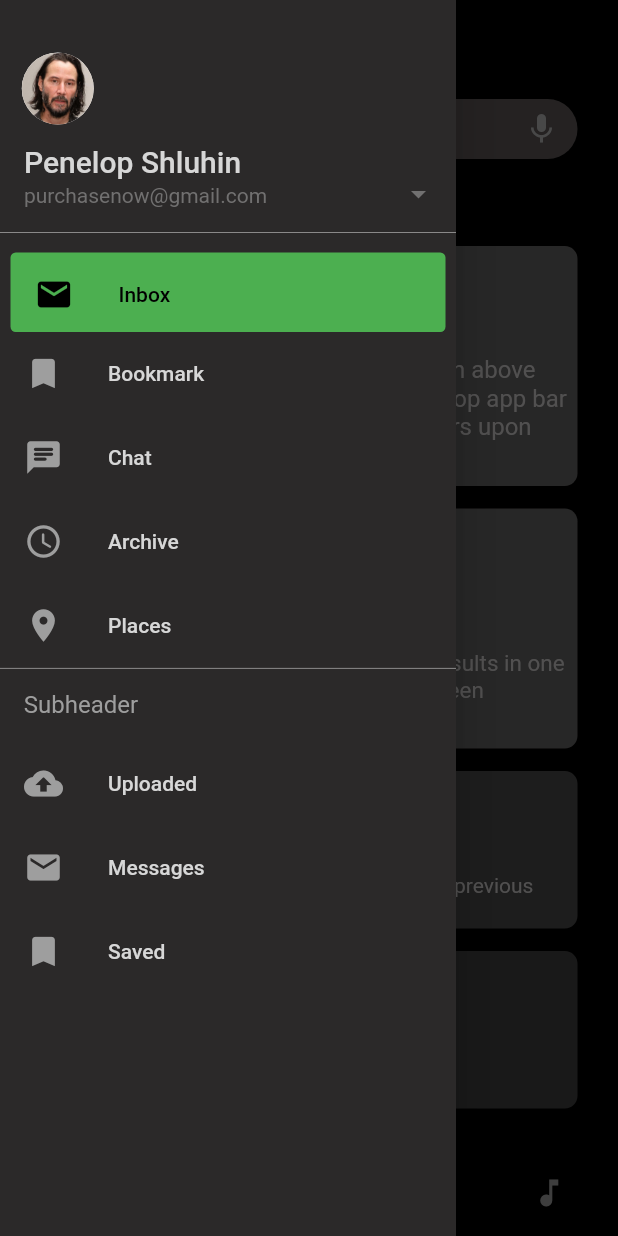
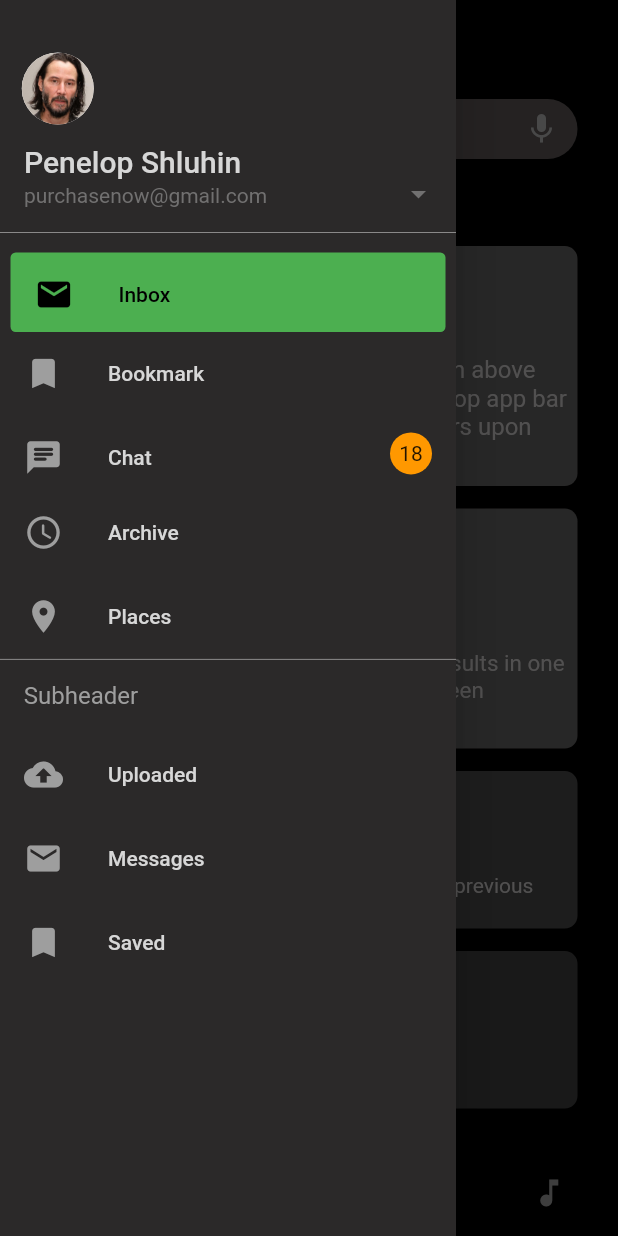
Before and after one commit to Nura1i/exam_app, a Flutter app: the screen it shows after launch, with the side drawer open, on a phone screen of 412 x 824 dp. Run offline on Flutter 3.47's test engine with Material 2 defaults, Android fonts, the phone set to English and light mode, and no system bars.

Commit message:
Update home_page.dart

```diff
--- a/lib/home_page.dart
+++ b/lib/home_page.dart
@@ -103,7 +103,11 @@ class _home_pageState extends State<home_page> {
                     size: 26,
                   ),
                 ),
-                ListTile(
+                Row(children: [
+                  Container(
+                      width: 260,
+                      height: 50,
+                      child: ListTile(
                           onTap: () {},
                           title: const Text(
                             'Chat',
@@ -115,8 +119,18 @@ class _home_pageState extends State<home_page> {
                             Icons.chat_rounded,
                             color: Colors.grey,
                             size: 26,
+                          ))),
+                  Container(
+                    width: 28,
+                    height: 28,
+                    decoration: BoxDecoration(
+                      borderRadius: BorderRadius.circular(30),
+                      color: Colors.orange,
                     ),
-                ),
+                    alignment: Alignment.center,
+                    child: const Text('18'),
+                  )
+                ]),
                 ListTile(
                   onTap: () {},
                   title: const Text(
```
Lines whose indentation alone changed are shown as unchanged.
